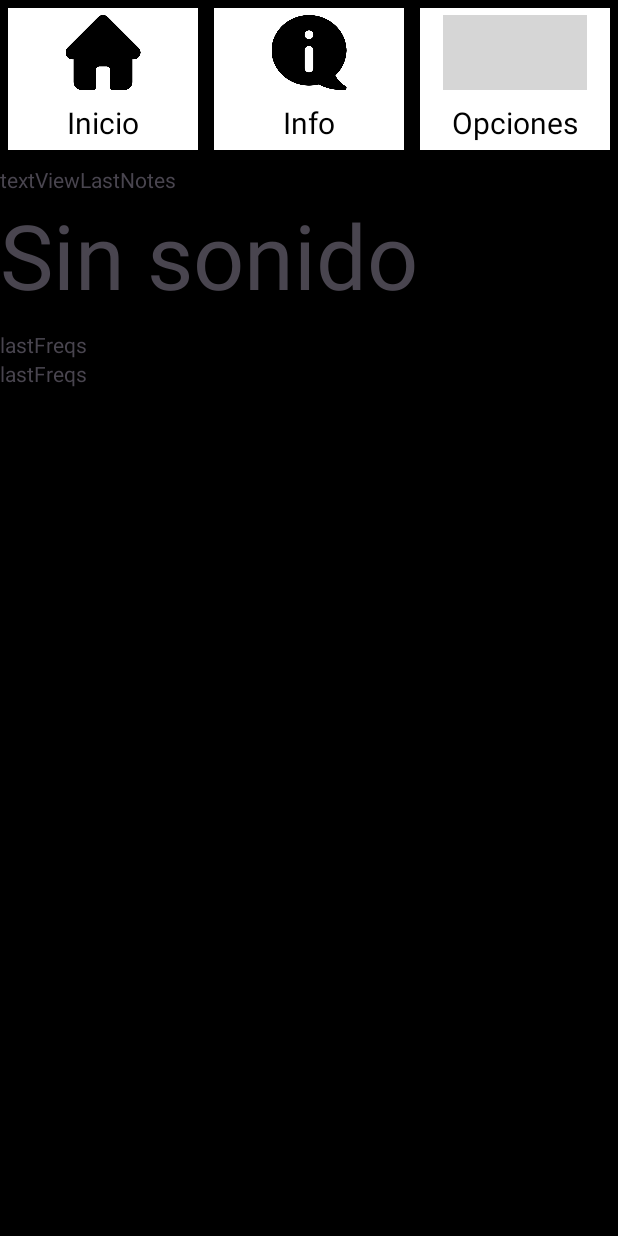
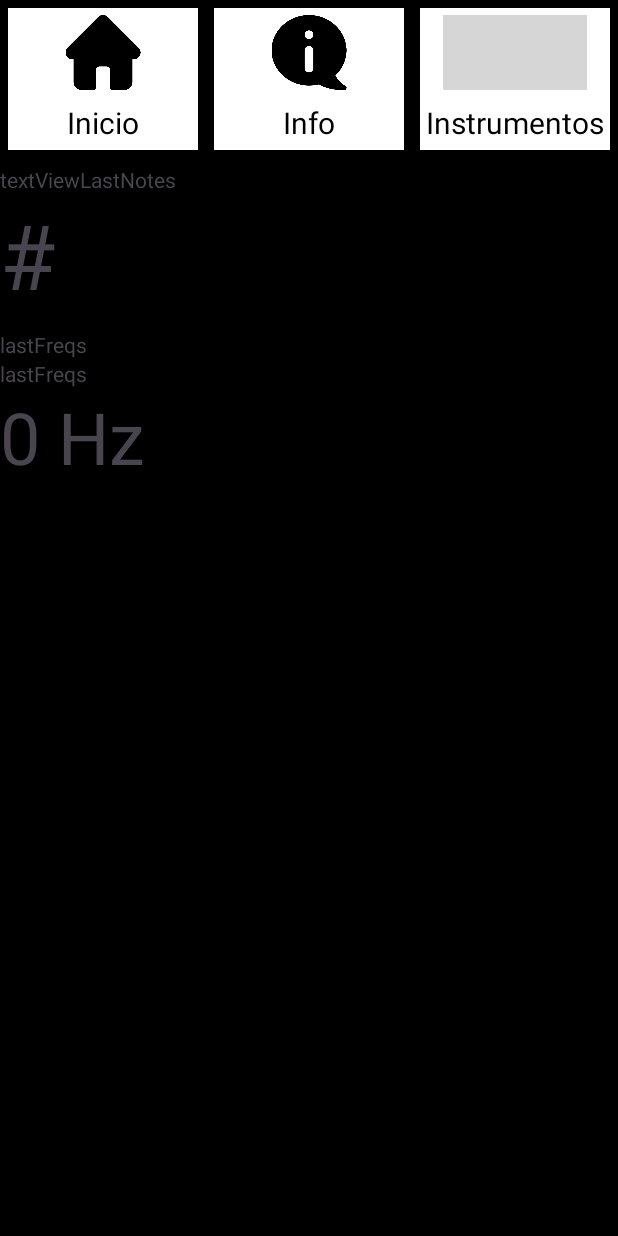
Before and after one commit to jmsp09/ata, an Android app: the TunerActivity screen opened directly, with no data from a screen before it, on a phone screen of 412 x 824 dp. Run offline under Robolectric (Android 15) with nearby library versions, the phone set to English and light mode, and no system bars; grey boxes are pictures that could not be loaded.

Commit message:
Ajuste en instrumentos y strings pendientes

```diff
--- a/app/src/main/res/layout/instruments_fragment.xml
+++ b/app/src/main/res/layout/instruments_fragment.xml
@@ -13,7 +13,7 @@
         android:layout_height="wrap_content"
         android:textColor="@color/white"
         android:textSize="40sp"
-        android:padding="10dp"
+        android:padding="20dp"
         android:gravity="center"
         android:tooltipText="@string/select_instrument_tooltip"
         android:contentDescription="@string/select_intrument_description"
--- a/app/src/main/res/values/strings.xml
+++ b/app/src/main/res/values/strings.xml
@@ -4,14 +4,14 @@
     <string name="initialHz">0 Hz</string>
     <string name="initialNote">#</string>
     <string name="info">Información</string>
-    <string name="options">Opciones</string>
+    <string name="options">Instrumentos</string>
     <string name="home">Inicio</string>
     <string name="homeDescription">Accediendo al afinador</string>
     <string name="homeTxt">Inicio</string>
     <string name="information">Información</string>
     <string name="informationTxt">Info</string>
-    <string name="optionsDescription">Accediendo a opciones</string>
-    <string name="optionsTxt">Opciones</string>
+    <string name="optionsDescription">Accediendo a los instrumentos</string>
+    <string name="optionsTxt">Instrumentos</string>
     <string name="select_instrument">Seleccione un intrumento:</string>
     <string name="select_intrument_description">Seleccione un instrumento de los que se encuentran más abajo</string>
     <string name="bombardino">Bombardino</string>
@@ -28,11 +28,14 @@
     <string name="homeTooltip">Inicio. Realice una pulsación larga para acceder</string>
     <string name="informationDescription">Accediendo a información</string>
     <string name="informationTooltip">Información. Realice una pulsación larga para acceder</string>
-    <string name="optionsTooltip">Opciones. Realice una pulsación larga para acceder</string>
+    <string name="optionsTooltip">Instrumentos. Realice una pulsación larga para acceder</string>
     <string name="saxofon_tooltip">Afinando para saxofón</string>
     <string name="bombardino_tooltip">Afinando para bombardino</string>
     <string name="clarinete_tooltip">Afinando para clarinete</string>
     <string name="select_instrument_tooltip">Seleccione uno de los siguientes instrumentos</string>
     <string name="am_selected_instrument">Afinando para</string>
     <string name="microphone_not_allowed">No se pudo inicializar el micrófono</string>
+    <string name="cargando">Cargando...</string>
+    <string name="infoContent">Aplicación desarrollada por José María Sanz Parrilla como trabajo final de Grado de Ingeniería Informática para la Universidad Interacional de la Rioja</string>
+    <string name="turnVolumeUp">Por favor, suba el volumen. La aplicación proporciona apoyo auditivo durante la afinación</string>
 </resources>
```
